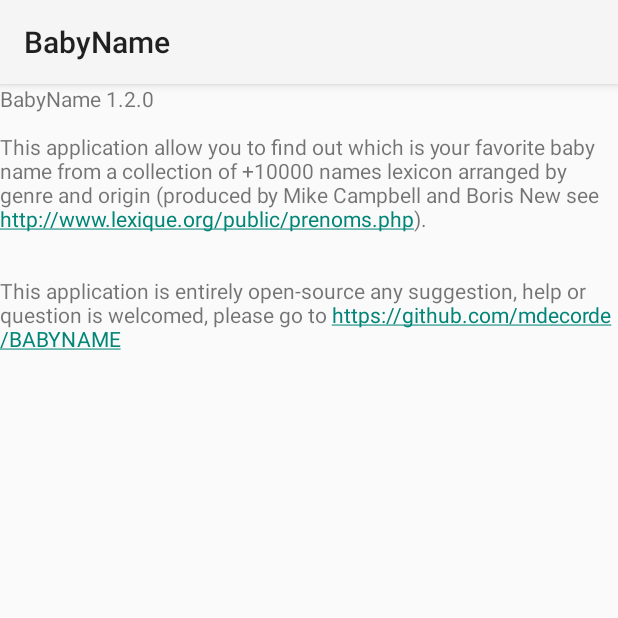
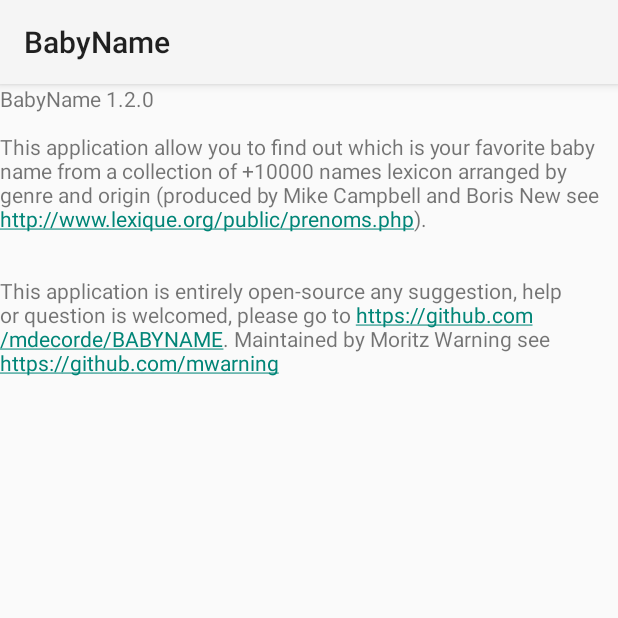
Before and after one commit to mdecorde/BABYNAME, an Android app: the AboutActivity screen opened directly, with no data from a screen before it, on a phone screen of 412 x 824 dp, the top half of it. Run offline under Robolectric (Android 15) with nearby library versions, the phone set to English and light mode, and no system bars.

Commit message:
Add Moritz as maintainer to the english about message

```diff
--- a/app/src/main/res/values/strings.xml
+++ b/app/src/main/res/values/strings.xml
@@ -1,5 +1,5 @@
 <resources>
-    <string name="about">BabyName %s\n\nThis application allow you to find out which is your favorite baby name from a collection of +10000 names lexicon arranged by genre and origin (produced by Mike Campbell and Boris New see http://www.lexique.org/public/prenoms.php).\n\t\n\nThis application is entirely open-source any suggestion, help or question is welcomed, please go to https://github.com/mdecorde/BABYNAME</string>
+    <string name="about">BabyName %s\n\nThis application allow you to find out which is your favorite baby name from a collection of +10000 names lexicon arranged by genre and origin (produced by Mike Campbell and Boris New see http://www.lexique.org/public/prenoms.php).\n\t\n\nThis application is entirely open-source any suggestion, help or question is welcomed, please go to https://github.com/mdecorde/BABYNAME. Maintained by Moritz Warning see https://github.com/mwarning </string>
     <string name="about_button">About</string>
     <string name="action_cancelsave_babyproject">Cancel</string>
     <string name="action_delete_baby">Delete</string>
```
